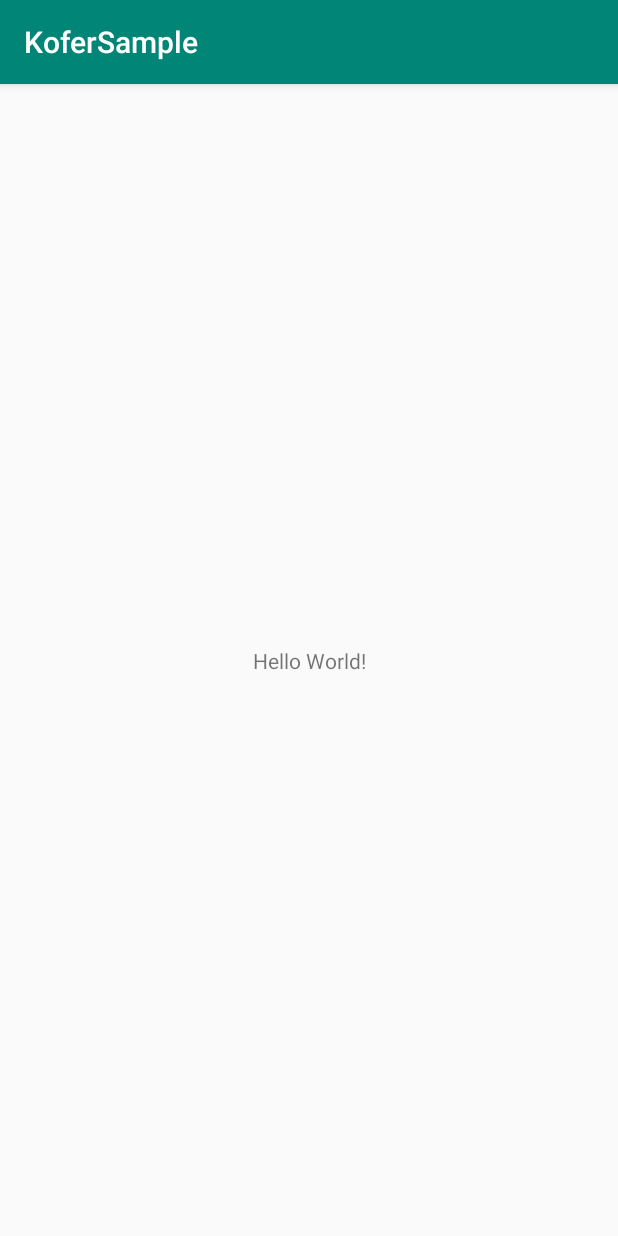
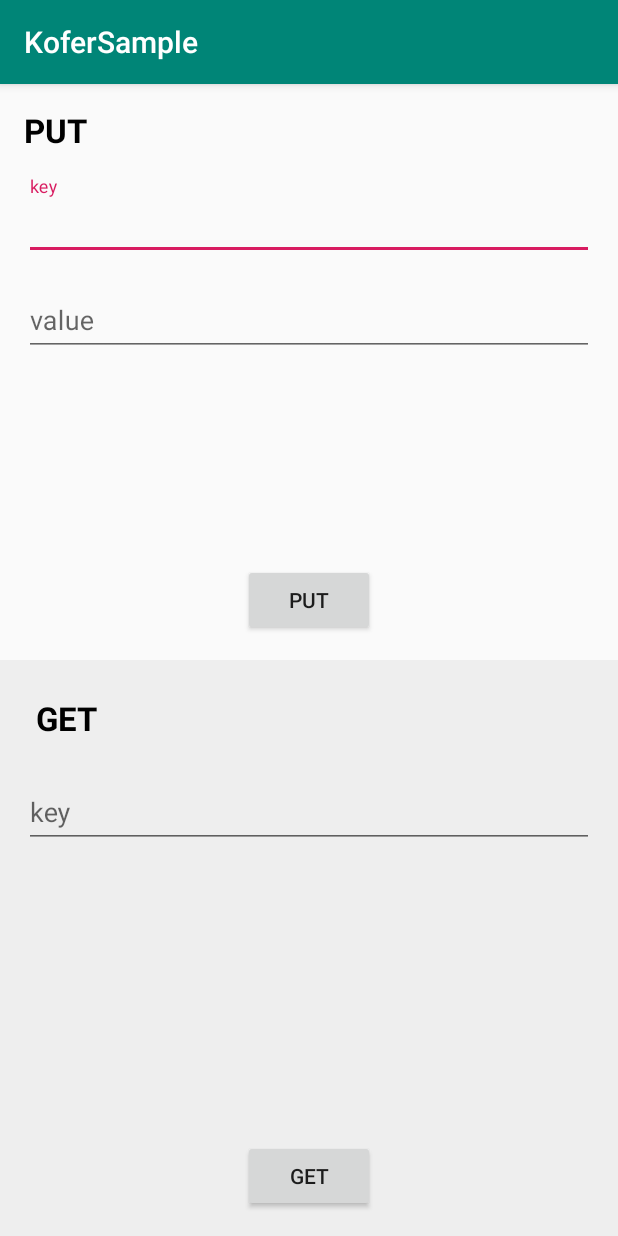
Before and after one commit to YoonKyoungTae/Kofer, an Android app: the screen it shows after launch (MainActivity), on a phone screen of 412 x 824 dp. Run offline under Robolectric (Android 15) with nearby library versions, the phone set to English and light mode, and no system bars.

Commit message:
Init Sample Layout

```diff
--- a/app/build.gradle
+++ b/app/build.gradle
@@ -28,5 +28,6 @@ dependencies {
     implementation 'androidx.appcompat:appcompat:1.1.0'
     implementation 'androidx.core:core-ktx:1.2.0'
     implementation 'androidx.constraintlayout:constraintlayout:1.1.3'
-    implementation "androidx.preference:preference-ktx:1.1.0"
+    implementation 'com.google.android.material:material:1.1.0'
+
 }
--- a/app/src/main/res/layout/activity_main.xml
+++ b/app/src/main/res/layout/activity_main.xml
@@ -1,18 +1,120 @@
 <?xml version="1.0" encoding="utf-8"?>
-<androidx.constraintlayout.widget.ConstraintLayout xmlns:android="http://schemas.android.com/apk/res/android"
+<LinearLayout xmlns:android="http://schemas.android.com/apk/res/android"
     xmlns:app="http://schemas.android.com/apk/res-auto"
     xmlns:tools="http://schemas.android.com/tools"
     android:layout_width="match_parent"
     android:layout_height="match_parent"
+    android:orientation="vertical"
     tools:context=".MainActivity">
 
-    <TextView
-        android:layout_width="wrap_content"
-        android:layout_height="wrap_content"
-        android:text="Hello World!"
-        app:layout_constraintBottom_toBottomOf="parent"
-        app:layout_constraintLeft_toLeftOf="parent"
-        app:layout_constraintRight_toRightOf="parent"
-        app:layout_constraintTop_toTopOf="parent" />
+    <androidx.constraintlayout.widget.ConstraintLayout
+        android:layout_width="match_parent"
+        android:layout_height="0dp"
+        android:layout_weight="1"
+        android:padding="16dp">
 
-</androidx.constraintlayout.widget.ConstraintLayout>
+        <TextView
+            android:id="@+id/put_title"
+            android:layout_width="wrap_content"
+            android:layout_height="wrap_content"
+            android:text="PUT"
+            android:textColor="#000"
+            android:textSize="22sp"
+            android:textStyle="bold"
+
+            app:layout_constraintStart_toStartOf="parent"
+            app:layout_constraintTop_toTopOf="parent" />
+
+        <com.google.android.material.textfield.TextInputLayout
+            android:id="@+id/text_input_key"
+            android:layout_width="match_parent"
+            android:layout_height="wrap_content"
+            android:layout_marginTop="16dp"
+            android:hint="key"
+            app:layout_constraintStart_toStartOf="parent"
+            app:layout_constraintTop_toBottomOf="@id/put_title">
+
+            <com.google.android.material.textfield.TextInputEditText
+                android:layout_width="match_parent"
+                android:layout_height="wrap_content"
+                android:inputType="text"
+                android:textColor="#000" />
+
+        </com.google.android.material.textfield.TextInputLayout>
+
+        <com.google.android.material.textfield.TextInputLayout
+            android:id="@+id/text_input_value"
+            android:layout_width="match_parent"
+            android:layout_height="wrap_content"
+            android:layout_marginTop="8dp"
+            android:hint="value"
+            app:layout_constraintStart_toStartOf="parent"
+            app:layout_constraintTop_toBottomOf="@id/text_input_key">
+
+            <com.google.android.material.textfield.TextInputEditText
+                android:layout_width="match_parent"
+                android:layout_height="wrap_content"
+                android:inputType="text"
+                android:textColor="#000" />
+
+        </com.google.android.material.textfield.TextInputLayout>
+
+        <Button
+            android:id="@+id/text_put_button"
+            android:layout_width="wrap_content"
+            android:layout_height="wrap_content"
+            android:text="PUT"
+            app:layout_constraintBottom_toBottomOf="parent"
+            app:layout_constraintEnd_toEndOf="parent"
+            app:layout_constraintStart_toStartOf="parent" />
+
+    </androidx.constraintlayout.widget.ConstraintLayout>
+
+    <androidx.constraintlayout.widget.ConstraintLayout
+        android:layout_width="match_parent"
+        android:layout_height="0dp"
+        android:layout_weight="1"
+        android:background="#eee"
+        android:padding="16dp">
+
+        <TextView
+            android:id="@+id/get_title"
+            android:layout_width="wrap_content"
+            android:layout_height="wrap_content"
+            android:layout_margin="8dp"
+            android:text="GET"
+            android:textColor="#000"
+            android:textSize="22sp"
+            android:textStyle="bold"
+            app:layout_constraintStart_toStartOf="parent"
+            app:layout_constraintTop_toTopOf="parent" />
+
+        <com.google.android.material.textfield.TextInputLayout
+            android:id="@+id/text_get_key"
+            android:layout_width="match_parent"
+            android:layout_height="wrap_content"
+            android:layout_marginTop="16dp"
+            android:hint="key"
+            app:layout_constraintStart_toStartOf="parent"
+            app:layout_constraintTop_toBottomOf="@id/get_title">
+
+            <com.google.android.material.textfield.TextInputEditText
+                android:layout_width="match_parent"
+                android:layout_height="wrap_content"
+                android:inputType="text"
+                android:textColor="#000" />
+
+        </com.google.android.material.textfield.TextInputLayout>
+
+        <Button
+            android:id="@+id/text_get_button"
+            android:layout_width="wrap_content"
+            android:layout_height="wrap_content"
+            android:text="GET"
+            app:layout_constraintBottom_toBottomOf="parent"
+            app:layout_constraintEnd_toEndOf="parent"
+            app:layout_constraintStart_toStartOf="parent" />
+
+    </androidx.constraintlayout.widget.ConstraintLayout>
+
+</LinearLayout>
```
